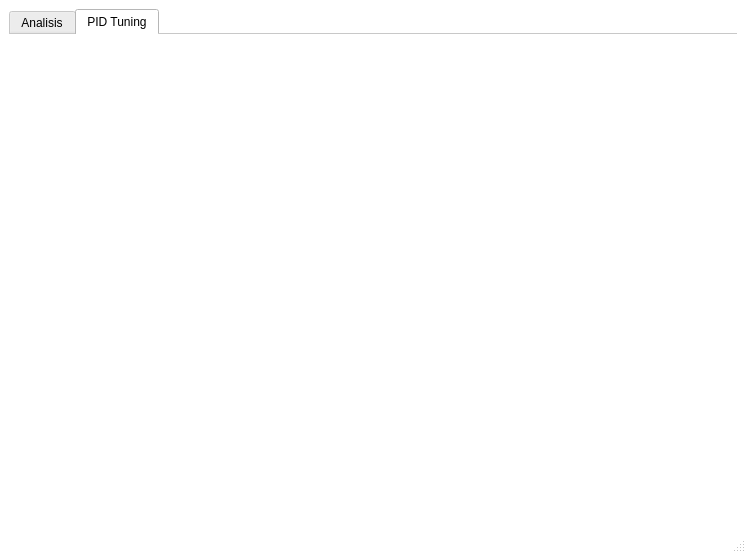
The window that VentanaPrincipal.ui (ezalorpro/LaboratorioDeControl) describes before a commit, drawn with Qt 5.
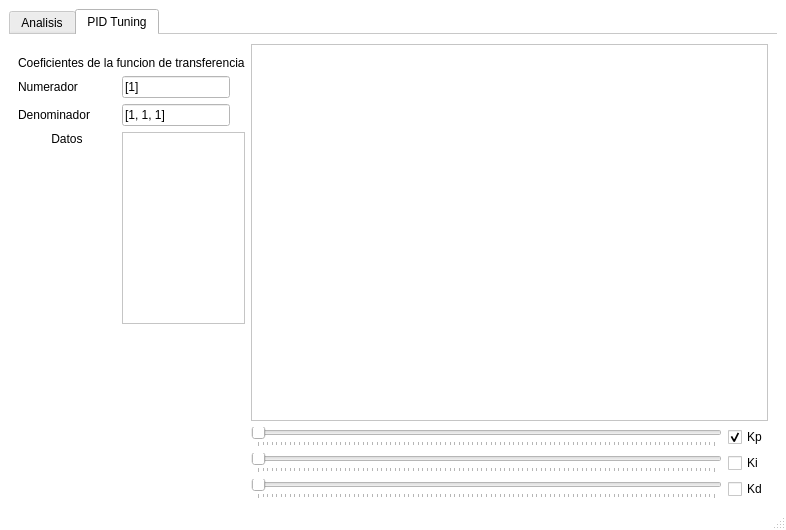
The same window after the commit. The open tabs and pages were chosen to show the change.

Commit message: Mejoras y agregaciones

Diff of the .ui file:
```diff
--- a/VentanaPrincipal.ui
+++ b/VentanaPrincipal.ui
@@ -6,8 +6,8 @@
    <rect>
     <x>0</x>
     <y>0</y>
-    <width>746</width>
-    <height>553</height>
+    <width>786</width>
+    <height>530</height>
    </rect>
   </property>
   <property name="sizePolicy">
@@ -614,6 +614,244 @@
        <attribute name="title">
         <string>PID Tuning</string>
        </attribute>
+       <layout class="QGridLayout" name="gridLayout_8">
+        <item row="3" column="1">
+         <widget class="QLineEdit" name="numEdit2">
+          <property name="sizePolicy">
+           <sizepolicy hsizetype="Fixed" vsizetype="Fixed">
+            <horstretch>0</horstretch>
+            <verstretch>0</verstretch>
+           </sizepolicy>
+          </property>
+          <property name="text">
+           <string>[1]</string>
+          </property>
+         </widget>
+        </item>
+        <item row="4" column="1">
+         <widget class="QLineEdit" name="demEdit2">
+          <property name="sizePolicy">
+           <sizepolicy hsizetype="Fixed" vsizetype="Fixed">
+            <horstretch>0</horstretch>
+            <verstretch>0</verstretch>
+           </sizepolicy>
+          </property>
+          <property name="text">
+           <string>[1, 1, 1]</string>
+          </property>
+         </widget>
+        </item>
+        <item row="4" column="0">
+         <widget class="QLabel" name="demLabel2">
+          <property name="sizePolicy">
+           <sizepolicy hsizetype="Fixed" vsizetype="Fixed">
+            <horstretch>0</horstretch>
+            <verstretch>0</verstretch>
+           </sizepolicy>
+          </property>
+          <property name="text">
+           <string>Denominador</string>
+          </property>
+         </widget>
+        </item>
+        <item row="5" column="0">
+         <widget class="QLabel" name="datosLabel2">
+          <property name="sizePolicy">
+           <sizepolicy hsizetype="Preferred" vsizetype="Preferred">
+            <horstretch>0</horstretch>
+            <verstretch>0</verstretch>
+           </sizepolicy>
+          </property>
+          <property name="layoutDirection">
+           <enum>Qt::LeftToRight</enum>
+          </property>
+          <property name="text">
+           <string>Datos</string>
+          </property>
+          <property name="scaledContents">
+           <bool>false</bool>
+          </property>
+          <property name="alignment">
+           <set>Qt::AlignHCenter|Qt::AlignTop</set>
+          </property>
+          <property name="wordWrap">
+           <bool>false</bool>
+          </property>
+         </widget>
+        </item>
+        <item row="3" column="0">
+         <widget class="QLabel" name="numLabel2">
+          <property name="sizePolicy">
+           <sizepolicy hsizetype="Fixed" vsizetype="Fixed">
+            <horstretch>0</horstretch>
+            <verstretch>0</verstretch>
+           </sizepolicy>
+          </property>
+          <property name="text">
+           <string>Numerador</string>
+          </property>
+         </widget>
+        </item>
+        <item row="9" column="2">
+         <widget class="QSlider" name="kdHSlider2">
+          <property name="enabled">
+           <bool>false</bool>
+          </property>
+          <property name="maximum">
+           <number>200</number>
+          </property>
+          <property name="sliderPosition">
+           <number>0</number>
+          </property>
+          <property name="orientation">
+           <enum>Qt::Horizontal</enum>
+          </property>
+          <property name="tickPosition">
+           <enum>QSlider::TicksBelow</enum>
+          </property>
+          <property name="tickInterval">
+           <number>2</number>
+          </property>
+         </widget>
+        </item>
+        <item row="8" column="2">
+         <widget class="QSlider" name="kiHSlider2">
+          <property name="enabled">
+           <bool>false</bool>
+          </property>
+          <property name="maximum">
+           <number>1000</number>
+          </property>
+          <property name="orientation">
+           <enum>Qt::Horizontal</enum>
+          </property>
+          <property name="tickPosition">
+           <enum>QSlider::TicksBelow</enum>
+          </property>
+          <property name="tickInterval">
+           <number>10</number>
+          </property>
+         </widget>
+        </item>
+        <item row="7" column="2">
+         <widget class="QSlider" name="kpHSlider2">
+          <property name="enabled">
+           <bool>true</bool>
+          </property>
+          <property name="sizePolicy">
+           <sizepolicy hsizetype="Expanding" vsizetype="Fixed">
+            <horstretch>0</horstretch>
+            <verstretch>0</verstretch>
+           </sizepolicy>
+          </property>
+          <property name="maximum">
+           <number>1000</number>
+          </property>
+          <property name="singleStep">
+           <number>1</number>
+          </property>
+          <property name="value">
+           <number>1</number>
+          </property>
+          <property name="tracking">
+           <bool>true</bool>
+          </property>
+          <property name="orientation">
+           <enum>Qt::Horizontal</enum>
+          </property>
+          <property name="invertedAppearance">
+           <bool>false</bool>
+          </property>
+          <property name="invertedControls">
+           <bool>false</bool>
+          </property>
+          <property name="tickPosition">
+           <enum>QSlider::TicksBelow</enum>
+          </property>
+          <property name="tickInterval">
+           <number>10</number>
+          </property>
+         </widget>
+        </item>
+        <item row="5" column="1">
+         <widget class="QPlainTextEdit" name="datosTextEdit2">
+          <property name="sizePolicy">
+           <sizepolicy hsizetype="Ignored" vsizetype="Fixed">
+            <horstretch>0</horstretch>
+            <verstretch>0</verstretch>
+           </sizepolicy>
+          </property>
+          <property name="frameShape">
+           <enum>QFrame::StyledPanel</enum>
+          </property>
+          <property name="sizeAdjustPolicy">
+           <enum>QAbstractScrollArea::AdjustIgnored</enum>
+          </property>
+          <property name="readOnly">
+           <bool>true</bool>
+          </property>
+          <property name="plainText">
+           <string/>
+          </property>
+          <property name="backgroundVisible">
+           <bool>true</bool>
+          </property>
+         </widget>
+        </item>
+        <item row="8" column="3">
+         <widget class="QCheckBox" name="kiCheckBox2">
+          <property name="text">
+           <string>Ki</string>
+          </property>
+         </widget>
+        </item>
+        <item row="7" column="3">
+         <widget class="QCheckBox" name="kpCheckBox2">
+          <property name="text">
+           <string>Kp</string>
+          </property>
+          <property name="checked">
+           <bool>true</bool>
+          </property>
+         </widget>
+        </item>
+        <item row="9" column="3">
+         <widget class="QCheckBox" name="kdCheckBox2">
+          <property name="text">
+           <string>Kd</string>
+          </property>
+         </widget>
+        </item>
+        <item row="6" column="1">
+         <spacer name="verticalSpacer">
+          <property name="orientation">
+           <enum>Qt::Vertical</enum>
+          </property>
+          <property name="sizeHint" stdset="0">
+           <size>
+            <width>20</width>
+            <height>40</height>
+           </size>
+          </property>
+         </spacer>
+        </item>
+        <item row="0" column="2" rowspan="7" colspan="2">
+         <widget class="QGraphicsView" name="stepGraphicsView2"/>
+        </item>
+        <item row="2" column="0" colspan="2">
+         <widget class="QLabel" name="coefLabel2">
+          <property name="sizePolicy">
+           <sizepolicy hsizetype="Fixed" vsizetype="Fixed">
+            <horstretch>0</horstretch>
+            <verstretch>0</verstretch>
+           </sizepolicy>
+          </property>
+          <property name="text">
+           <string>Coeficientes de la funcion de transferencia</string>
+          </property>
+         </widget>
+        </item>
+       </layout>
       </widget>
      </widget>
     </item>
```
Left out of the diff: 186 changed lines with no effect on the pictures.
